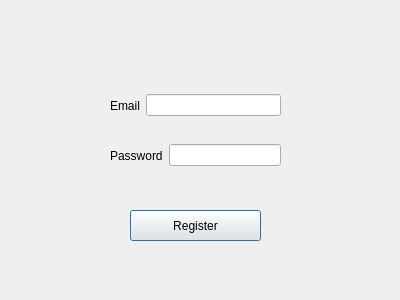
Qt form UI/registrationpage.ui (cpp-park-vk-education/2023_1_Chaihona_-1) before a commit.
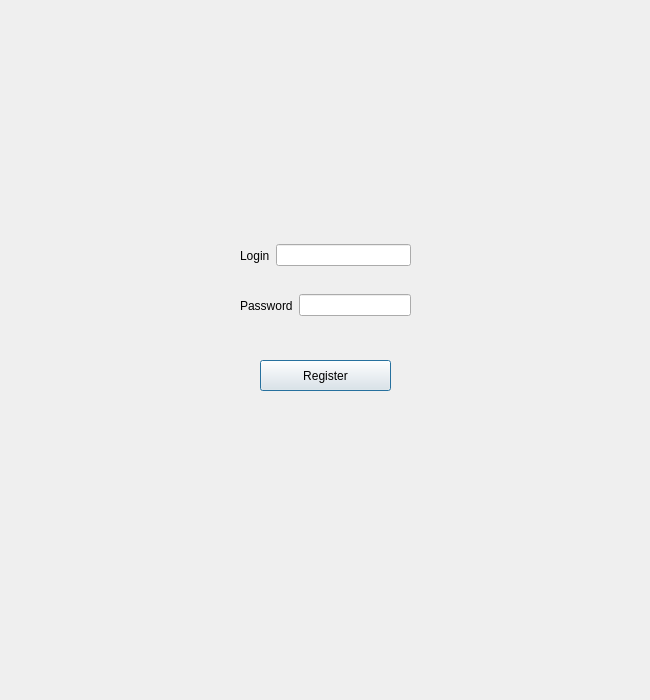
The same form after that commit.

Patch:
```diff
--- a/UI/registrationpage.ui
+++ b/UI/registrationpage.ui
@@ -6,8 +6,8 @@
    <rect>
     <x>0</x>
     <y>0</y>
-    <width>400</width>
-    <height>300</height>
+    <width>650</width>
+    <height>700</height>
    </rect>
   </property>
   <property name="windowTitle">
@@ -16,8 +16,8 @@
   <widget class="QPushButton" name="BtnRegister">
    <property name="geometry">
     <rect>
-     <x>130</x>
-     <y>210</y>
+     <x>260</x>
+     <y>360</y>
      <width>131</width>
      <height>31</height>
     </rect>
@@ -29,8 +29,8 @@
   <widget class="QWidget" name="layoutWidget">
    <property name="geometry">
     <rect>
-     <x>110</x>
-     <y>90</y>
+     <x>240</x>
+     <y>240</y>
      <width>171</width>
      <height>31</height>
     </rect>
@@ -39,7 +39,7 @@
     <item>
      <widget class="QLabel" name="Email">
       <property name="text">
-       <string>Email</string>
+       <string>Login</string>
       </property>
      </widget>
     </item>
@@ -51,8 +51,8 @@
   <widget class="QWidget" name="layoutWidget">
    <property name="geometry">
     <rect>
-     <x>110</x>
-     <y>140</y>
+     <x>240</x>
+     <y>290</y>
      <width>171</width>
      <height>31</height>
     </rect>
@@ -66,7 +66,11 @@
      </widget>
     </item>
     <item>
-     <widget class="QLineEdit" name="password"/>
+     <widget class="QLineEdit" name="password">
+      <property name="echoMode">
+       <enum>QLineEdit::Password</enum>
+      </property>
+     </widget>
     </item>
    </layout>
   </widget>
```
Left out of the diff: 4 changed lines with no effect on the pictures.
